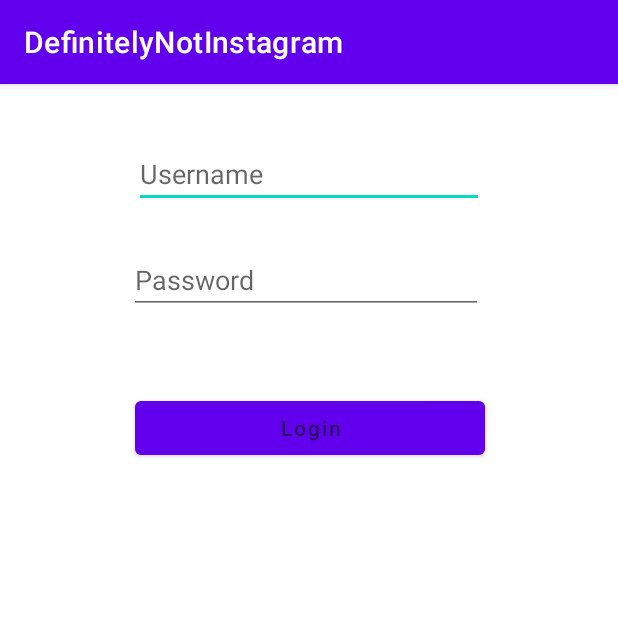
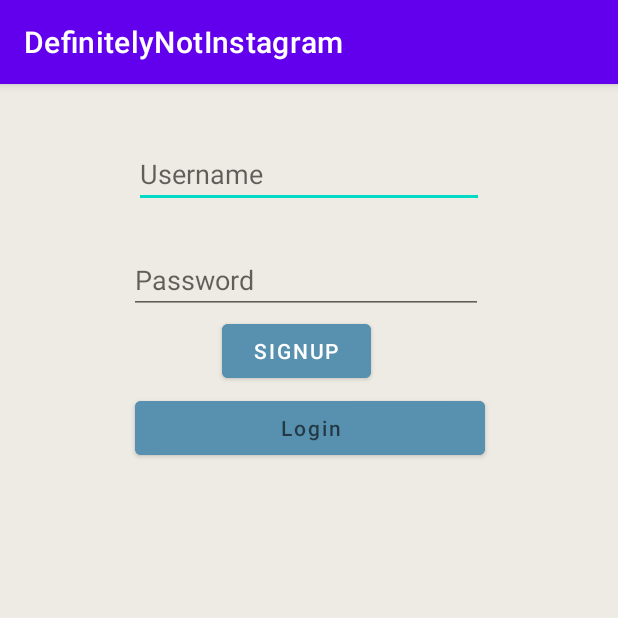
Before and after one commit to sDong517/DefinitelyNotInstagram, an Android app: the screen it shows after launch (LoginActivity), on a phone screen of 412 x 824 dp, the top half of it. Run offline under Robolectric (Android 15) with nearby library versions, the phone set to English and light mode, and no system bars; libraries missing offline, so code that uses them is left out: com.parse; 3 statements that could not run were skipped.

Commit message:
All Required Stories completed including Login and Logoff Functionality.
Added Progress Bar as well.

Added Colour Schemes and signup functionality

```diff
--- a/app/src/main/java/com/example/definitelynotinstagram/LoginActivity.java
+++ b/app/src/main/java/com/example/definitelynotinstagram/LoginActivity.java
@@ -13,6 +13,7 @@ import android.widget.Toast;
 import com.parse.LogInCallback;
 import com.parse.ParseException;
 import com.parse.ParseUser;
+import com.parse.SignUpCallback;
 
 public class LoginActivity extends AppCompatActivity {
 
@@ -20,6 +21,9 @@ public class LoginActivity extends AppCompatActivity {
     private EditText etUsername;
     private EditText etPassword;
     private Button btnLogin;
+    private Button btnSignup;
+
+    ParseUser user = new ParseUser();
 
     @Override
     protected void onCreate(Bundle savedInstanceState) {
@@ -36,6 +40,30 @@ public class LoginActivity extends AppCompatActivity {
         etUsername = findViewById(R.id.etUsername);
         etPassword = findViewById(R.id.etPassword);
         btnLogin = findViewById(R.id.btnLogin);
+        btnSignup = findViewById(R.id.btnSignup);
+
+        btnSignup.setOnClickListener(new View.OnClickListener() {
+            @Override
+            public void onClick(View v) {
+                String username = etUsername.getText().toString();
+                String password = etPassword.getText().toString();
+                user.setUsername(username);
+                user.setPassword(password);
+
+                user.signUpInBackground(new SignUpCallback() {
+                    @Override
+                    public void done(ParseException e) {
+                        if (e == null){
+                            loginUser(username, password);
+                        } else {
+                            Log.e(TAG, "Signup and/or login issue", e);
+                            Toast.makeText(LoginActivity.this,"Issue with Login!", Toast.LENGTH_SHORT).show();
+                            return;
+                        }
+                    }
+                });
+            }
+        });
 
         //On button click for login
         btnLogin.setOnClickListener(new View.OnClickListener() {
--- a/app/src/main/res/layout/activity_login.xml
+++ b/app/src/main/res/layout/activity_login.xml
@@ -2,7 +2,8 @@
 <RelativeLayout xmlns:android="http://schemas.android.com/apk/res/android"
     xmlns:tools="http://schemas.android.com/tools"
     android:layout_width="match_parent"
-    android:layout_height="wrap_content">
+    android:layout_height="match_parent"
+    android:background="#edebe3">
 
     <EditText
         android:id="@+id/etUsername"
@@ -24,7 +25,8 @@
         android:layout_marginStart="86dp"
         android:layout_marginTop="25dp"
         android:hint="Password"
-        tools:text="Password" />
+        tools:text="Password"
+        android:inputType="textPassword"/>
 
     <Button
         android:id="@+id/btnLogin"
@@ -35,5 +37,18 @@
         android:layout_centerHorizontal="true"
         android:layout_marginStart="90dp"
         android:layout_marginTop="52dp"
-        android:hint="Login" />
+        android:hint="Login"
+        android:backgroundTint="#5891AF"/>
+
+    <Button
+        android:id="@+id/btnSignup"
+        android:layout_width="99dp"
+        android:layout_height="wrap_content"
+        android:layout_alignParentStart="true"
+        android:layout_alignParentTop="true"
+        android:layout_marginStart="148dp"
+        android:layout_marginTop="154dp"
+        android:backgroundTint="#5891AF"
+        android:text="Signup" />
+
 </RelativeLayout>
```
Also changed, not shown: app/src/main/res/layout/activity_main.xml (+8 -4 lines), 1 other file.
